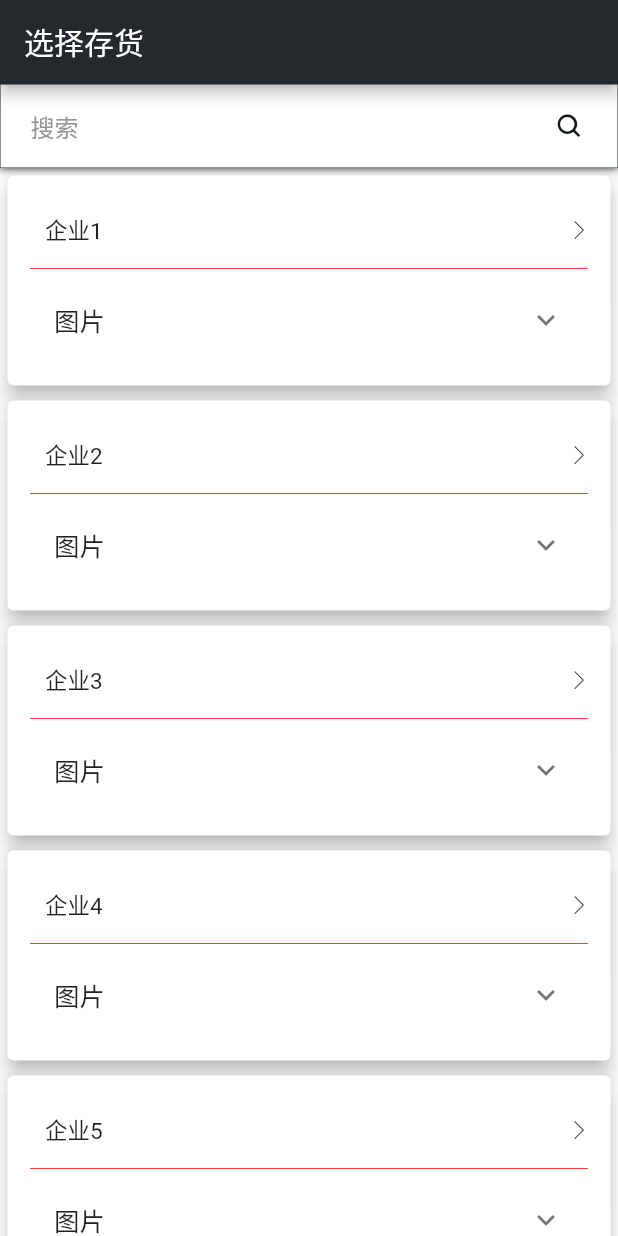
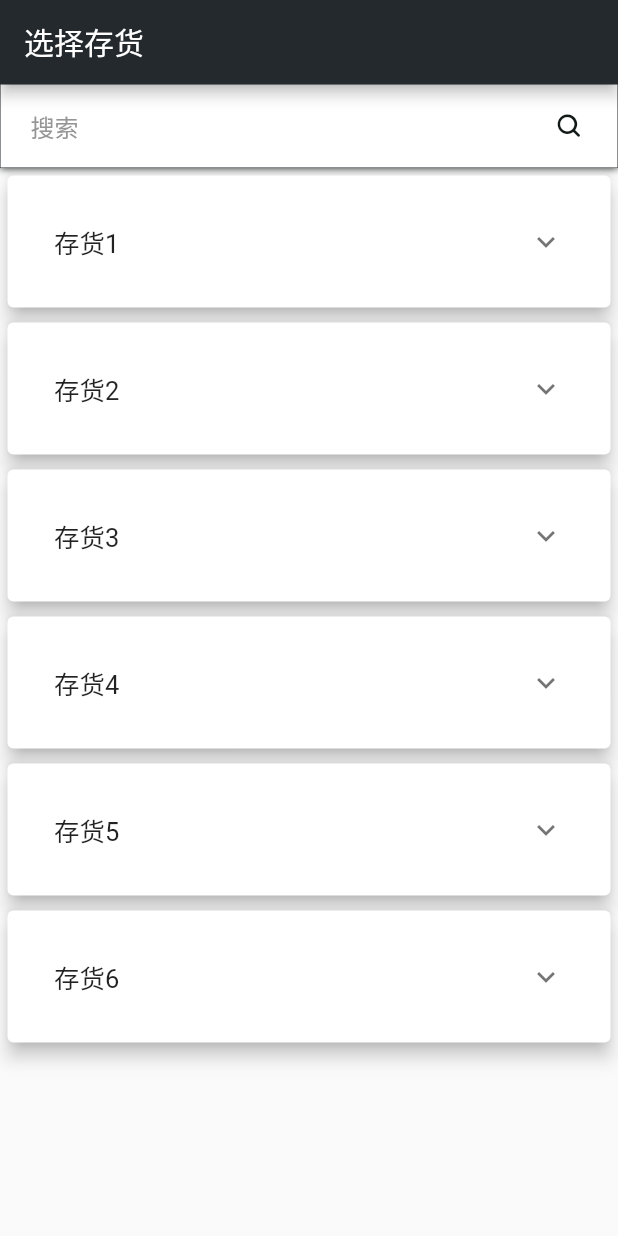
Before and after one commit to deepblack9/yongyou, a Flutter app: the InventoryListPage screen opened directly, on a phone screen of 412 x 824 dp. Run offline on Flutter 3.47's test engine with Material 2 defaults, Android fonts, the phone set to English and light mode, and no system bars; our stand-ins replace connectivity, dio, event_bus, flare_flutter, flutter_cache_manager, flutter_local_notifications and 8 more; missing offline and left inert: android_intent, flutter_statusbar; accounts and stored records are empty; generated files the repository leaves out were written again; statements that could not run were skipped; project files that could hold a hidden picture were left out.

Commit message:
1.修改存货列表页，现在可以传给上一个页面返回值 2.修改新增订单页面，增加文本框输入

```diff
--- a/lib/common/utils/navigator_utils.dart
+++ b/lib/common/utils/navigator_utils.dart
@@ -220,7 +220,6 @@ class NavigatorUtils {
   ///Page页面的容器，做一次通用自定义
   static Widget pageContainer(widget) {
     return MediaQuery(
-
         ///不受系统字体缩放影响
         data: MediaQueryData.fromWindow(WidgetsBinding.instance.window)
             .copyWith(textScaleFactor: 1),
--- a/lib/main.dart
+++ b/lib/main.dart
@@ -54,6 +54,7 @@ class FlutterReduxApp extends StatelessWidget {
       store: store,
       child: new StoreBuilder<APPState>(builder: (context, store) {
         return new MaterialApp(
+            debugShowCheckedModeBanner: false,  // 去掉右上角Debug图标
 
           ///多语言实现代理
             localizationsDelegates: [
--- a/lib/page/home_page.dart
+++ b/lib/page/home_page.dart
@@ -4,10 +4,7 @@ import 'dart:io';
 import 'package:android_intent/android_intent.dart';
 import 'package:flutter/cupertino.dart';
 import 'package:flutter/material.dart';
-import 'package:flutter/services.dart';
 import 'package:flutter_local_notifications/flutter_local_notifications.dart';
-import 'package:permission_handler/permission_handler.dart';
-
 import 'package:yongyou/common/localization/default_localizations.dart';
 import 'package:yongyou/common/style/app_style.dart';
 import 'package:yongyou/common/utils/common_utils.dart';
@@ -19,7 +16,6 @@ import 'package:yongyou/widget/home_drawer.dart';
 
 import 'dispatch_list_page.dart';
 import 'my_page.dart';
-import 'new_sales_page.dart';
 
 /**
  * 主页
--- a/lib/page/inventory_list_page.dart
+++ b/lib/page/inventory_list_page.dart
@@ -1,6 +1,8 @@
 import 'package:flutter/material.dart';
+import 'package:yongyou/common/bean/SelectedItemBean.dart';
 import 'package:yongyou/common/style/app_style.dart';
 import 'package:yongyou/widget/app_card_item.dart';
+import 'package:yongyou/widget/app_flex_button.dart';
 import 'package:yongyou/widget/app_list_item.dart';
 import 'package:yongyou/widget/app_search_input_widget.dart';
 
@@ -12,47 +14,37 @@ class InventoryListPage extends StatefulWidget {
 }
 
 class _State extends State<InventoryListPage> {
-  List<String> headerList = [];
+  List<SelectedItemBean> headerList = [];
 
 
   @override
   void initState() {
-    headerList.add("企业1");
-    headerList.add("企业2");
-    headerList.add("企业3");
-    headerList.add("企业4");
-    headerList.add("企业5");
-    headerList.add("企业6");
+    headerList.add(new SelectedItemBean('1', "存货1"));
+    headerList.add(new SelectedItemBean('2', "存货2"));
+    headerList.add(new SelectedItemBean('3', "存货3"));
+    headerList.add(new SelectedItemBean('4', "存货4"));
+    headerList.add(new SelectedItemBean('5', "存货5"));
+    headerList.add(new SelectedItemBean('6', "存货6"));
   }
 
   @override
   Widget build(BuildContext context) {
     /// 企业信息
-    Widget buildComponyRow(String text) {
+    Widget buildComponyRow(SelectedItemBean item) {
       return new APPListItem(
-        child: Column(
-          children: <Widget>[
-            Row(
-              children: [
-                new Expanded(
-                  child: new Container(
-                    padding: const EdgeInsets.all(10.0),
-                    child: new Text(text),
-                  )
-                ),
-                new Icon(APPICons.REPOS_ITEM_NEXT, size: 12.0),
-
-              ]
+        child: ExpansionTile(
+//            key: new PageStorageKey<Entry>(root),
+          title: new Text(item.value),
+          children: [
+            RaisedButton(
+              onPressed: () { Navigator.pop(context, item); },
+              child: const Text(
+                  '选择',
+                  style: TextStyle(fontSize: 20)
+              ),
             ),
-            new Divider(height:10.0,indent:0.0,color: Colors.red,),
-            ExpansionTile(
-//            key: new PageStorageKey<Entry>(root),
-              title: new Text('图片'),
-              children: [
-                new Image.network('http://pic-bucket.ws.126.net/photo/0001/2019-07-02/EJ2QQ22300AO0001NOS.jpg'),
-              ]
-            ),
-          ],
+            new Image.network('http://pic-bucket.ws.126.net/photo/0001/2019-07-02/EJ2QQ22300AO0001NOS.jpg'),
+          ]
         ),
       );
     }
@@ -88,7 +80,7 @@ class _State extends State<InventoryListPage> {
 //        scrollDirection: Axis.horizontal,
                 itemCount: headerList.length,
                 itemBuilder: (context, index) {
-                  return buildComponyRow('${headerList[index]}');
+                  return buildComponyRow(headerList[index]);
 //                  return new APPCardItem(
 //                    margin: EdgeInsets.only(left: 5.0, top: 5.0, right: 5.0, bottom: 5.0),
 //                    child: buildComponyRow('${headerList[index]}'),
```
Also changed, not shown: lib/page/new_sales_page.dart (+25 -7 lines), lib/widget/app_form_item.dart (+5 -4 lines).
